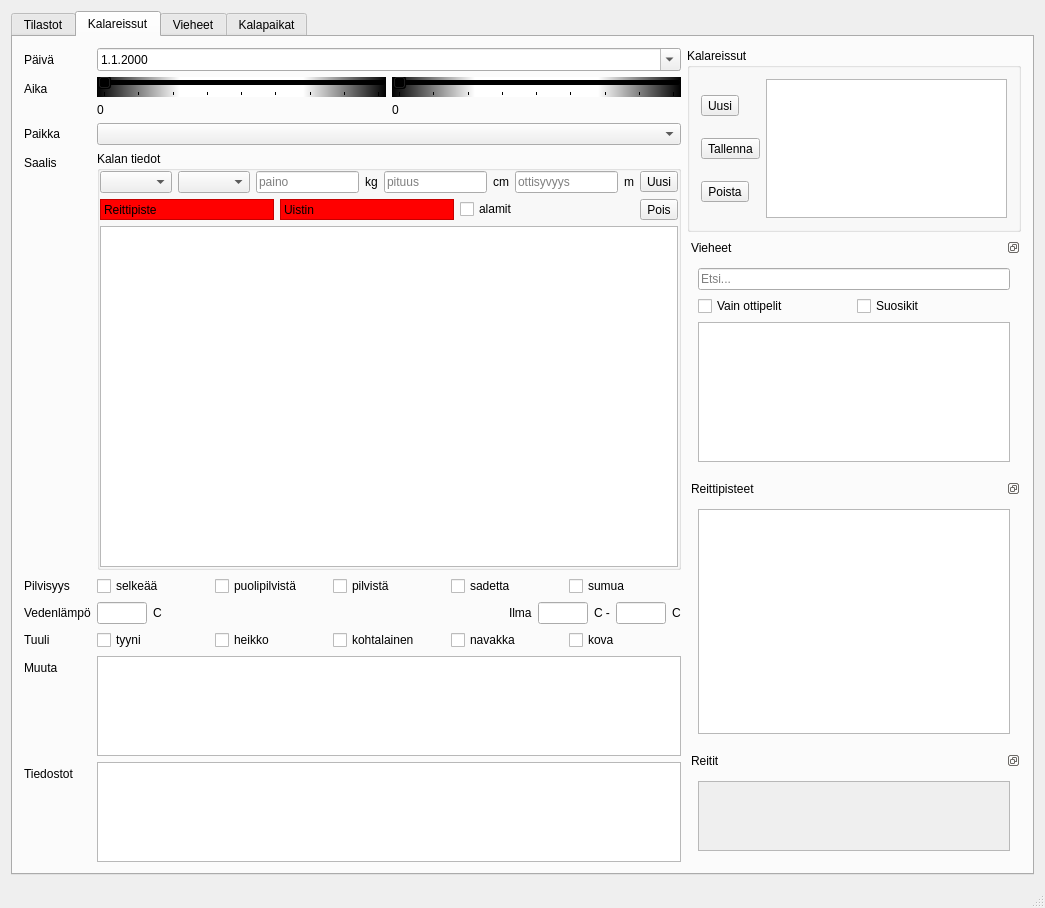
This is mainwindow.ui in samuliwritescode/uistelupaivakirja-desktop as Qt 5 draws it before an edit. The edited form follows.
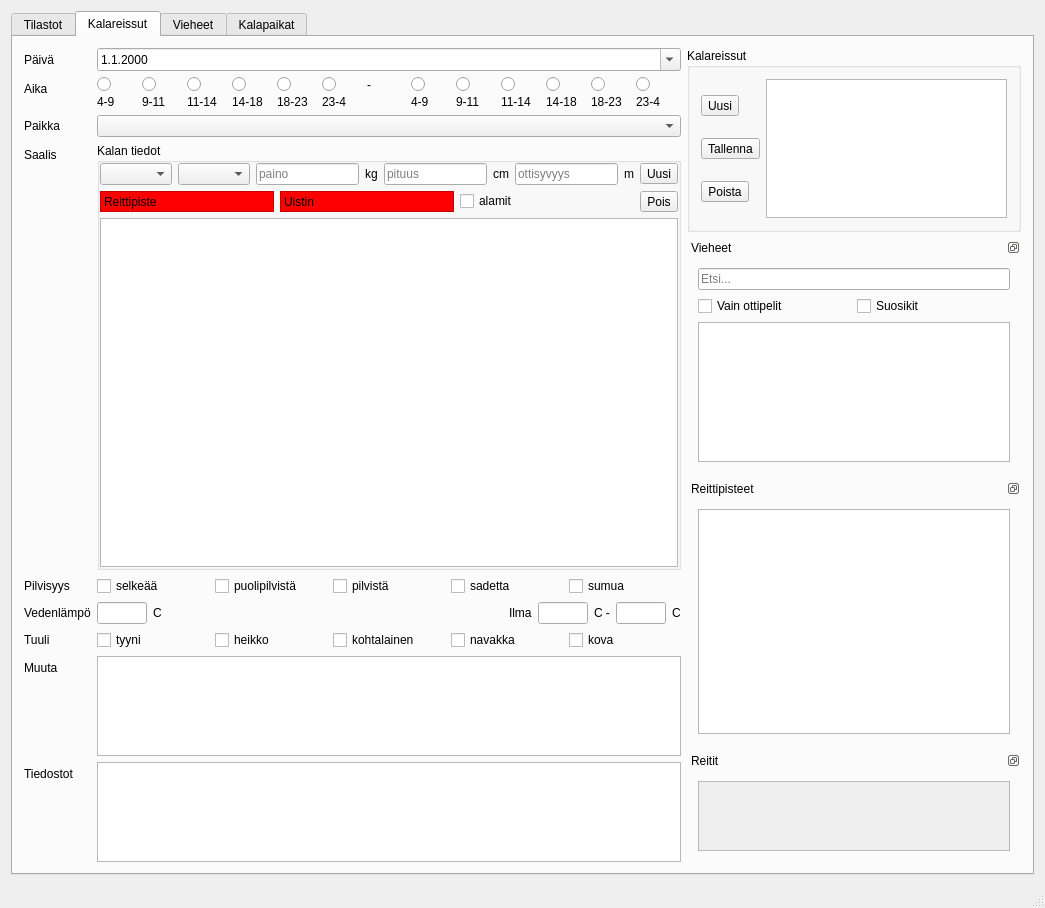
This is the edited form. Icons and pictures are not drawn.

The edit to the form file:
```diff
--- a/mainwindow.ui
+++ b/mainwindow.ui
@@ -194,81 +194,6 @@
             </property>
            </widget>
           </item>
-          <item row="1" column="1">
-           <layout class="QHBoxLayout" name="horizontalLayout_20">
-            <item>
-             <layout class="QGridLayout" name="gridLayout_2">
-              <item row="2" column="1">
-               <widget class="QSlider" name="startTime">
-                <property name="autoFillBackground">
-                 <bool>false</bool>
-                </property>
-                <property name="styleSheet">
-                 <string notr="true">background: qlineargradient(spread:reflect, x1:0, y1:0, x2:0.5, y2:0, stop:0 rgba(0, 0, 0, 255), stop:0.573529 rgba(255, 255, 255, 255))</string>
-                </property>
-                <property name="maximum">
-                 <number>8</number>
-                </property>
-                <property name="singleStep">
-                 <number>1</number>
-                </property>
-                <property name="pageStep">
-                 <number>1</number>
-                </property>
-                <property name="orientation">
-                 <enum>Qt::Horizontal</enum>
-                </property>
-                <property name="tickPosition">
-                 <enum>QSlider::TicksBelow</enum>
-                </property>
-                <property name="tickInterval">
-                 <number>1</number>
-                </property>
-               </widget>
-              </item>
-              <item row="2" column="2">
-               <widget class="QSlider" name="endTime">
-                <property name="styleSheet">
-                 <string notr="true">background: qlineargradient(spread:reflect, x1:0, y1:0, x2:0.5, y2:0, stop:0 rgba(0, 0, 0, 255), stop:0.573529 rgba(255, 255, 255, 255))</string>
-                </property>
-                <property name="maximum">
-                 <number>8</number>
-                </property>
-                <property name="singleStep">
-                 <number>1</number>
-                </property>
-                <property name="pageStep">
-                 <number>1</number>
-                </property>
-                <property name="orientation">
-                 <enum>Qt::Horizontal</enum>
-                </property>
-                <property name="tickPosition">
-                 <enum>QSlider::TicksBelow</enum>
-                </property>
-                <property name="tickInterval">
-                 <number>1</number>
-                </property>
-               </widget>
-              </item>
-              <item row="3" column="2">
-               <widget class="QLabel" name="endTimeLabel">
-                <property name="text">
-                 <string>0</string>
-                </property>
-               </widget>
-              </item>
-              <item row="3" column="1">
-               <widget class="QLabel" name="startTimeLabel">
-                <property name="text">
-                 <string>0</string>
-                </property>
-               </widget>
-              </item>
-             </layout>
-            </item>
-           </layout>
-          </item>
           <item row="2" column="0">
            <widget class="QLabel" name="label_37">
             <property name="text">
@@ -703,6 +628,227 @@
             </property>
            </widget>
           </item>
+          <item row="1" column="1">
+           <layout class="QGridLayout" name="gridLayout_2">
+            <property name="horizontalSpacing">
+             <number>0</number>
+            </property>
+            <property name="verticalSpacing">
+             <number>3</number>
+            </property>
+            <item row="0" column="0">
+             <widget class="QRadioButton" name="radiostart49">
+              <property name="text">
+               <string/>
+              </property>
+              <attribute name="buttonGroup">
+               <string>buttonGroup</string>
+              </attribute>
+             </widget>
+            </item>
+            <item row="1" column="0">
+             <widget class="QLabel" name="label_6">
+              <property name="text">
+               <string>4-9</string>
+              </property>
+             </widget>
+            </item>
+            <item row="0" column="1">
+             <widget class="QRadioButton" name="radiostart911">
+              <property name="text">
+               <string/>
+              </property>
+              <attribute name="buttonGroup">
+               <string>buttonGroup</string>
+              </attribute>
+             </widget>
+            </item>
+            <item row="0" column="2">
+             <widget class="QRadioButton" name="radiostart1114">
+              <property name="text">
+               <string/>
+              </property>
+              <attribute name="buttonGroup">
+               <string>buttonGroup</string>
+              </attribute>
+             </widget>
+            </item>
+            <item row="1" column="1">
+             <widget class="QLabel" name="label_7">
+              <property name="text">
+               <string>9-11</string>
+              </property>
+             </widget>
+            </item>
+            <item row="1" column="2">
+             <widget class="QLabel" name="label_14">
+              <property name="text">
+               <string>11-14</string>
+              </property>
+             </widget>
+            </item>
+            <item row="0" column="3">
+             <widget class="QRadioButton" name="radiostart1418">
+              <property name="text">
+               <string/>
+              </property>
+              <attribute name="buttonGroup">
+               <string>buttonGroup</string>
+              </attribute>
+             </widget>
+            </item>
+            <item row="0" column="4">
+             <widget class="QRadioButton" name="radiostart1823">
+              <property name="text">
+               <string/>
+              </property>
+              <attribute name="buttonGroup">
+               <string>buttonGroup</string>
+              </attribute>
+             </widget>
+            </item>
+            <item row="0" column="5">
+             <widget class="QRadioButton" name="radiostart234">
+              <property name="text">
+               <string/>
+              </property>
+              <attribute name="buttonGroup">
+               <string>buttonGroup</string>
+              </attribute>
+             </widget>
+            </item>
+            <item row="1" column="3">
+             <widget class="QLabel" name="label_15">
+              <property name="text">
+               <string>14-18</string>
+              </property>
+             </widget>
+            </item>
+            <item row="1" column="4">
+             <widget class="QLabel" name="label_16">
+              <property name="text">
+               <string>18-23</string>
+              </property>
+             </widget>
+            </item>
+            <item row="1" column="5">
+             <widget class="QLabel" name="label_17">
+              <property name="text">
+               <string>23-4</string>
+              </property>
+             </widget>
+            </item>
+            <item row="0" column="6">
+             <widget class="QLabel" name="label_18">
+              <property name="text">
+               <string>-</string>
+              </property>
+             </widget>
+            </item>
+            <item row="0" column="7">
+             <widget class="QRadioButton" name="radioend49">
+              <property name="text">
+               <string/>
+              </property>
+              <attribute name="buttonGroup">
+               <string>buttonGroup_2</string>
+              </attribute>
+             </widget>
+            </item>
+            <item row="0" column="8">
+             <widget class="QRadioButton" name="radioend911">
+              <property name="text">
+               <string/>
+              </property>
+              <attribute name="buttonGroup">
+               <string>buttonGroup_2</string>
+              </attribute>
+             </widget>
+            </item>
+            <item row="0" column="9">
+             <widget class="QRadioButton" name="radioend1114">
+              <property name="text">
+               <string/>
+              </property>
+              <attribute name="buttonGroup">
+               <string>buttonGroup_2</string>
+              </attribute>
+             </widget>
+            </item>
+            <item row="0" column="10">
+             <widget class="QRadioButton" name="radioend1418">
+              <property name="text">
+               <string/>
+              </property>
+              <attribute name="buttonGroup">
+               <string>buttonGroup_2</string>
+              </attribute>
+             </widget>
+            </item>
+            <item row="0" column="11">
+             <widget class="QRadioButton" name="radioend1823">
+              <property name="text">
+               <string/>
+              </property>
+              <attribute name="buttonGroup">
+               <string>buttonGroup_2</string>
+              </attribute>
+             </widget>
+            </item>
+            <item row="0" column="12">
+             <widget class="QRadioButton" name="radioend234">
+              <property name="text">
+               <string/>
+              </property>
+              <attribute name="buttonGroup">
+               <string>buttonGroup_2</string>
+              </attribute>
+             </widget>
+            </item>
+            <item row="1" column="7">
+             <widget class="QLabel" name="label_19">
+              <property name="text">
+               <string>4-9</string>
+              </property>
+             </widget>
+            </item>
+            <item row="1" column="8">
+             <widget class="QLabel" name="label_20">
+              <property name="text">
+               <string>9-11</string>
+              </property>
+             </widget>
+            </item>
+            <item row="1" column="9">
+             <widget class="QLabel" name="label_21">
+              <property name="text">
+               <string>11-14</string>
+              </property>
+             </widget>
+            </item>
+            <item row="1" column="10">
+             <widget class="QLabel" name="label_22">
+              <property name="text">
+               <string>14-18</string>
+              </property>
+             </widget>
+            </item>
+            <item row="1" column="11">
+             <widget class="QLabel" name="label_23">
+              <property name="text">
+               <string>18-23</string>
+              </property>
+             </widget>
+            </item>
+            <item row="1" column="12">
+             <widget class="QLabel" name="label_24">
+              <property name="text">
+               <string>23-4</string>
+              </property>
+             </widget>
+            </item>
+           </layout>
+          </item>
          </layout>
         </item>
         <item>
```
Left out of the diff: 8 changed lines with no effect on the pictures.
